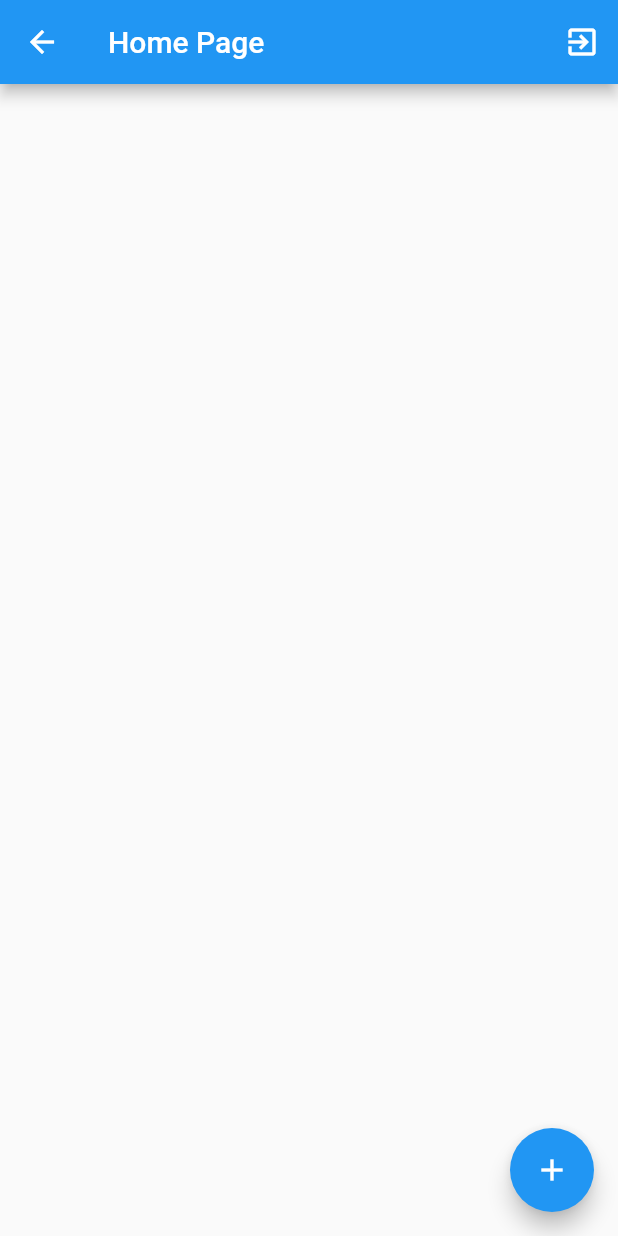
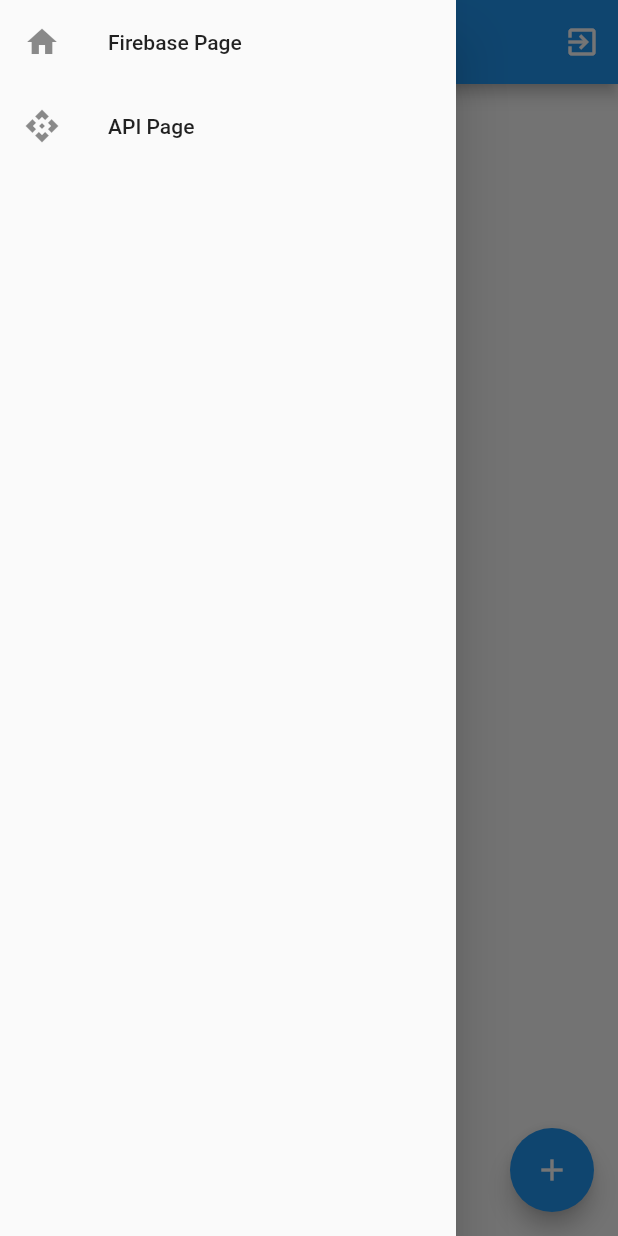
Before and after one commit to huzaifak08/Flutter-Check-App, a Flutter app: the HomePage screen opened directly, with the side drawer open (before the commit the screen has no drawer), on a phone screen of 412 x 824 dp. Run offline on Flutter 3.47's test engine with Material 2 defaults, Android fonts, the phone set to English and light mode, and no system bars; our stand-ins replace cloud_firestore, firebase_auth, firebase_core, firebase_messaging, flutter_local_notifications, fluttertoast; missing offline and left inert: app_settings; accounts and stored records are empty; network calls fail.

Commit message:
Working with HTTP request for List of JSON Data

```diff
--- a/lib/home.dart
+++ b/lib/home.dart
@@ -5,6 +5,7 @@ import 'package:test_app/Auth%20Screens/login_page.dart';
 import 'package:test_app/Notification/notification_services.dart';
 import 'package:test_app/Services/auth_service.dart';
 import 'package:test_app/Services/database_service.dart';
+import 'package:test_app/API%20Services/api_page.dart';
 import 'package:test_app/create_page.dart';
 import 'package:test_app/update_page.dart';
 import 'package:test_app/widgets.dart';
@@ -54,6 +55,25 @@ class _HomePageState extends State<HomePage> {
               },
               icon: const Icon(Icons.exit_to_app))
         ],
+      ),
+      drawer: Drawer(
+        child: SafeArea(
+          child: Column(
+            children: [
+              const ListTile(
+                title: Text('Firebase Page'),
+                leading: Icon(Icons.home),
+              ),
+              ListTile(
+                title: const Text('API Page'),
+                leading: const Icon(Icons.api),
+                onTap: () {
+                  nextScreenReplacement(context, const APIScreen());
+                },
+              )
+            ],
+          ),
+        ),
       ),
       body: StreamBuilder<QuerySnapshot>(
         stream: DatabaseService()
--- a/pubspec.yaml
+++ b/pubspec.yaml
@@ -38,6 +38,7 @@ dependencies:
     sdk: flutter
   flutter_local_notifications: ^13.0.0
   fluttertoast: ^8.2.1
+  http: ^0.13.5
 
 dev_dependencies:
   flutter_lints: ^2.0.0
```
Also changed, not shown: lib/API Services/api_page.dart (added, +93 -0 lines), lib/API Services/models.dart (added, +24 -0 lines), pubspec.lock.
